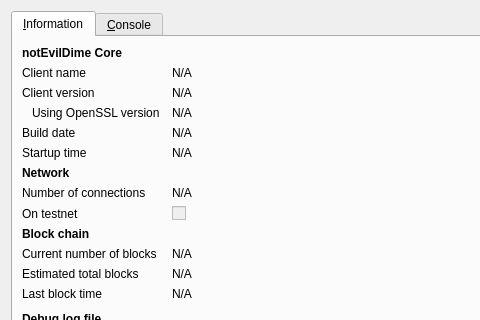
Gerjan77/EvaCoin, file src/qt/forms/rpcconsole.ui: the form before one commit; both pictures show x 0 to 480 and y 0 to 320 of the 740 by 450 pixel window.
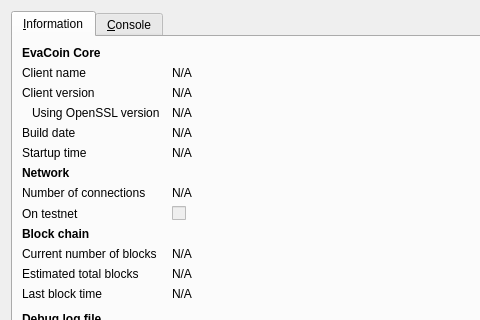
The form after the commit. Icons and pictures are not drawn.

The edit to the form file:
```diff
--- a/src/qt/forms/rpcconsole.ui
+++ b/src/qt/forms/rpcconsole.ui
@@ -36,7 +36,7 @@
           </font>
          </property>
          <property name="text">
-          <string>notEvilDime Core</string>
+          <string>EvaCoin Core</string>
          </property>
         </widget>
        </item>
```
Left out of the diff: 6 changed lines with no effect on the pictures.
